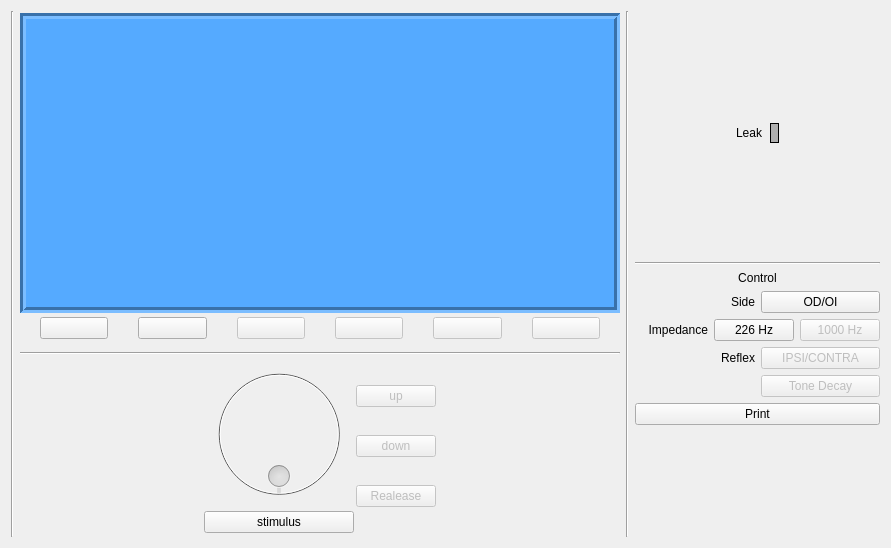
Debaq/LabSim, file software/LabSim/src/main/python/UI/Z_control.ui: the form before one commit.
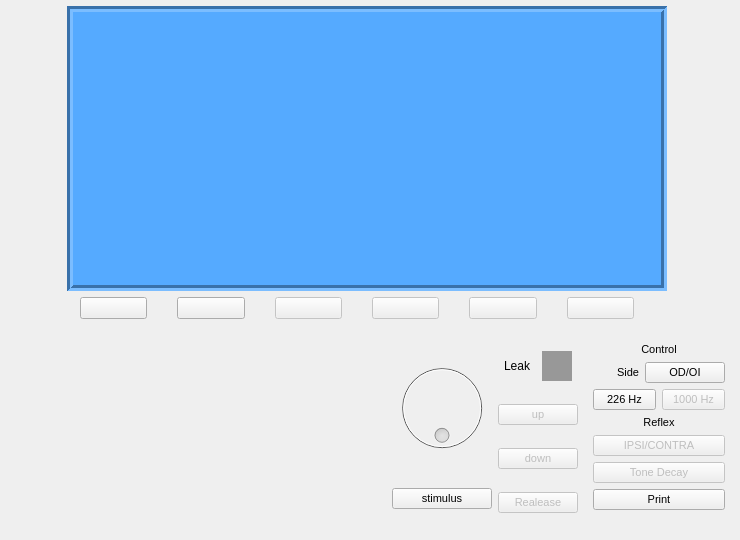
The form after the commit.

```diff
--- a/software/LabSim/src/main/python/UI/Z_control.ui
+++ b/software/LabSim/src/main/python/UI/Z_control.ui
@@ -6,32 +6,65 @@
    <rect>
     <x>0</x>
     <y>0</y>
-    <width>891</width>
-    <height>548</height>
+    <width>740</width>
+    <height>540</height>
    </rect>
   </property>
+  <property name="minimumSize">
+   <size>
+    <width>740</width>
+    <height>540</height>
+   </size>
+  </property>
+  <property name="maximumSize">
+   <size>
+    <width>740</width>
+    <height>540</height>
+   </size>
+  </property>
   <property name="windowTitle">
    <string>Form</string>
   </property>
-  <layout class="QHBoxLayout" name="horizontalLayout">
-   <item>
-    <widget class="Line" name="line_4">
-     <property name="orientation">
-      <enum>Qt::Vertical</enum>
-     </property>
-    </widget>
-   </item>
-   <item>
     <layout class="QVBoxLayout" name="verticalLayout">
      <property name="spacing">
-      <number>2</number>
-     </property>
+    <number>6</number>
+   </property>
+   <property name="leftMargin">
+    <number>0</number>
+   </property>
+   <property name="topMargin">
+    <number>6</number>
+   </property>
+   <property name="rightMargin">
+    <number>6</number>
+   </property>
+   <property name="bottomMargin">
+    <number>6</number>
+   </property>
      <item>
-      <widget class="QFrame" name="Screen">
+    <layout class="QHBoxLayout" name="horizontalLayout_6">
+     <property name="spacing">
+      <number>0</number>
+     </property>
+     <item>
+      <spacer name="horizontalSpacer">
+       <property name="orientation">
+        <enum>Qt::Horizontal</enum>
+       </property>
+       <property name="sizeHint" stdset="0">
+        <size>
+         <width>40</width>
+         <height>20</height>
+        </size>
+       </property>
+      </spacer>
+     </item>
+     <item>
+      <widget class="QFrame" name="frame_screen">
        <property name="minimumSize">
         <size>
          <width>600</width>
-         <height>300</height>
+         <height>280</height>
         </size>
        </property>
        <property name="maximumSize">
@@ -72,7 +105,22 @@
       </widget>
      </item>
      <item>
-      <widget class="QFrame" name="horizontalFrame_7">
+      <spacer name="horizontalSpacer_3">
+       <property name="orientation">
+        <enum>Qt::Horizontal</enum>
+       </property>
+       <property name="sizeHint" stdset="0">
+        <size>
+         <width>40</width>
+         <height>20</height>
+        </size>
+       </property>
+      </spacer>
+     </item>
+    </layout>
+   </item>
+   <item>
+    <widget class="QFrame" name="frame_btn_screen">
        <property name="minimumSize">
         <size>
          <width>0</width>
@@ -85,18 +133,18 @@
          <height>31</height>
         </size>
        </property>
-       <layout class="QHBoxLayout" name="horizontalLayout_9">
+     <layout class="QHBoxLayout" name="layout_btn_screen">
         <property name="spacing">
          <number>30</number>
         </property>
         <property name="leftMargin">
-         <number>20</number>
+       <number>80</number>
         </property>
         <property name="topMargin">
          <number>0</number>
         </property>
         <property name="rightMargin">
-         <number>20</number>
+       <number>100</number>
         </property>
         <item>
          <widget class="QPushButton" name="btn_1">
@@ -156,14 +204,26 @@
       </widget>
      </item>
      <item>
-      <widget class="Line" name="line">
-       <property name="orientation">
-        <enum>Qt::Horizontal</enum>
-       </property>
-      </widget>
-     </item>
-     <item>
+    <widget class="QFrame" name="frame_control">
+     <property name="maximumSize">
+      <size>
+       <width>16777215</width>
+       <height>200</height>
+      </size>
+     </property>
       <layout class="QHBoxLayout" name="horizontalLayout_3">
+      <property name="leftMargin">
+       <number>0</number>
+      </property>
+      <property name="topMargin">
+       <number>0</number>
+      </property>
+      <property name="rightMargin">
+       <number>0</number>
+      </property>
+      <property name="bottomMargin">
+       <number>0</number>
+      </property>
        <item>
         <spacer name="horizontalSpacer_2">
          <property name="orientation">
@@ -186,16 +246,21 @@
            </property>
            <property name="minimumSize">
             <size>
-             <width>150</width>
-             <height>150</height>
+            <width>100</width>
+            <height>100</height>
             </size>
            </property>
            <property name="maximumSize">
             <size>
-             <width>150</width>
-             <height>150</height>
-            </size>
-           </property>
+            <width>100</width>
+            <height>100</height>
+           </size>
+          </property>
+          <property name="font">
+           <font>
+            <pointsize>8</pointsize>
+           </font>
+          </property>
            <property name="minimum">
             <number>1</number>
            </property>
@@ -212,6 +277,11 @@
          </item>
          <item>
           <widget class="QPushButton" name="btn_stimulus">
+          <property name="font">
+           <font>
+            <pointsize>8</pointsize>
+           </font>
+          </property>
            <property name="text">
             <string>stimulus</string>
            </property>
@@ -222,30 +292,88 @@
        <item>
         <layout class="QVBoxLayout" name="verticalLayout_4">
          <item>
+         <layout class="QHBoxLayout" name="horizontalLayout">
+          <property name="leftMargin">
+           <number>6</number>
+          </property>
+          <property name="rightMargin">
+           <number>6</number>
+          </property>
+          <item>
+           <widget class="QLabel" name="label_2">
+            <property name="text">
+             <string>Leak</string>
+            </property>
+           </widget>
+          </item>
+          <item>
+           <widget class="QLabel" name="label">
+            <property name="maximumSize">
+             <size>
+              <width>30</width>
+              <height>30</height>
+             </size>
+            </property>
+            <property name="styleSheet">
+             <string notr="true">background-color: rgb(152, 152, 152);</string>
+            </property>
+            <property name="text">
+             <string/>
+            </property>
+           </widget>
+          </item>
+         </layout>
+        </item>
+        <item>
+         <layout class="QVBoxLayout" name="verticalLayout_6">
+          <item>
           <widget class="QPushButton" name="btn_up">
            <property name="enabled">
             <bool>false</bool>
            </property>
+            <property name="font">
+             <font>
+              <pointsize>8</pointsize>
+             </font>
+            </property>
            <property name="text">
             <string>up</string>
            </property>
           </widget>
          </item>
+         </layout>
+        </item>
+        <item>
+         <layout class="QVBoxLayout" name="verticalLayout_8">
          <item>
           <widget class="QPushButton" name="btn_down">
            <property name="enabled">
             <bool>false</bool>
            </property>
+            <property name="font">
+             <font>
+              <pointsize>8</pointsize>
+             </font>
+            </property>
            <property name="text">
             <string>down</string>
            </property>
           </widget>
          </item>
+         </layout>
+        </item>
+        <item>
+         <layout class="QVBoxLayout" name="verticalLayout_7">
          <item>
           <widget class="QPushButton" name="btn_release">
            <property name="enabled">
             <bool>false</bool>
            </property>
+            <property name="font">
+             <font>
+              <pointsize>8</pointsize>
+             </font>
+            </property>
            <property name="text">
             <string>Realease</string>
            </property>
@@ -253,120 +381,35 @@
          </item>
         </layout>
        </item>
+       </layout>
+      </item>
        <item>
-        <spacer name="horizontalSpacer">
-         <property name="orientation">
-          <enum>Qt::Horizontal</enum>
-         </property>
-         <property name="sizeHint" stdset="0">
+       <widget class="QFrame" name="frame">
+        <property name="maximumSize">
           <size>
-           <width>40</width>
-           <height>20</height>
-          </size>
-         </property>
-        </spacer>
-       </item>
-      </layout>
-     </item>
-    </layout>
-   </item>
-   <item>
-    <widget class="Line" name="line_2">
-     <property name="orientation">
-      <enum>Qt::Vertical</enum>
-     </property>
-    </widget>
-   </item>
-   <item>
+          <width>150</width>
+          <height>16777215</height>
+         </size>
+        </property>
+        <property name="font">
+         <font>
+          <pointsize>8</pointsize>
+         </font>
+        </property>
     <layout class="QVBoxLayout" name="verticalLayout_2">
-     <item>
-      <spacer name="verticalSpacer_2">
-       <property name="orientation">
-        <enum>Qt::Vertical</enum>
-       </property>
-       <property name="sizeHint" stdset="0">
-        <size>
-         <width>20</width>
-         <height>40</height>
-        </size>
-       </property>
-      </spacer>
-     </item>
-     <item>
-      <layout class="QHBoxLayout" name="horizontalLayout_8">
-       <item>
-        <spacer name="horizontalSpacer_4">
-         <property name="orientation">
-          <enum>Qt::Horizontal</enum>
-         </property>
-         <property name="sizeHint" stdset="0">
-          <size>
-           <width>40</width>
-           <height>20</height>
-          </size>
-         </property>
-        </spacer>
-       </item>
-       <item>
-        <widget class="QLabel" name="label_6">
-         <property name="text">
-          <string>Leak</string>
-         </property>
-        </widget>
-       </item>
-       <item>
-        <widget class="QLabel" name="label">
-         <property name="autoFillBackground">
-          <bool>false</bool>
-         </property>
-         <property name="styleSheet">
-          <string notr="true">background-color: rgb(175, 175, 175);</string>
-         </property>
-         <property name="frameShape">
-          <enum>QFrame::Box</enum>
-         </property>
-         <property name="text">
-          <string/>
-         </property>
-        </widget>
-       </item>
-       <item>
-        <spacer name="horizontalSpacer_3">
-         <property name="orientation">
-          <enum>Qt::Horizontal</enum>
-         </property>
-         <property name="sizeHint" stdset="0">
-          <size>
-           <width>40</width>
-           <height>20</height>
-          </size>
-         </property>
-        </spacer>
-       </item>
-      </layout>
-     </item>
-     <item>
-      <spacer name="verticalSpacer">
-       <property name="orientation">
-        <enum>Qt::Vertical</enum>
-       </property>
-       <property name="sizeHint" stdset="0">
-        <size>
-         <width>20</width>
-         <height>40</height>
-        </size>
-       </property>
-      </spacer>
-     </item>
-     <item>
-      <widget class="Line" name="line_3">
-       <property name="orientation">
-        <enum>Qt::Horizontal</enum>
-       </property>
-      </widget>
-     </item>
      <item>
       <widget class="QLabel" name="label_7">
+           <property name="maximumSize">
+            <size>
+             <width>16777215</width>
+             <height>25</height>
+            </size>
+           </property>
+           <property name="font">
+            <font>
+             <pointsize>8</pointsize>
+            </font>
+           </property>
        <property name="text">
         <string>Control</string>
        </property>
@@ -379,6 +422,19 @@
       <layout class="QHBoxLayout" name="horizontalLayout_4">
        <item>
         <widget class="QLabel" name="label_3">
+             <property name="maximumSize">
+              <size>
+               <width>16777215</width>
+               <height>25</height>
+              </size>
+             </property>
+             <property name="font">
+              <font>
+               <pointsize>8</pointsize>
+               <weight>50</weight>
+               <bold>false</bold>
+              </font>
+             </property>
          <property name="text">
           <string>Side</string>
          </property>
@@ -389,6 +445,19 @@
        </item>
        <item>
         <widget class="QPushButton" name="btn_side">
+             <property name="maximumSize">
+              <size>
+               <width>16777215</width>
+               <height>25</height>
+              </size>
+             </property>
+             <property name="font">
+              <font>
+               <pointsize>8</pointsize>
+               <weight>50</weight>
+               <bold>false</bold>
+              </font>
+             </property>
          <property name="text">
           <string>OD/OI</string>
          </property>
@@ -398,18 +467,19 @@
      </item>
      <item>
       <layout class="QHBoxLayout" name="horizontalLayout_7">
-       <item>
-        <widget class="QLabel" name="label_4">
-         <property name="text">
-          <string>Impedance</string>
-         </property>
-         <property name="alignment">
-          <set>Qt::AlignRight|Qt::AlignTrailing|Qt::AlignVCenter</set>
-         </property>
-        </widget>
-       </item>
        <item>
         <widget class="QPushButton" name="btn_226">
+             <property name="maximumSize">
+              <size>
+               <width>16777215</width>
+               <height>25</height>
+              </size>
+             </property>
+             <property name="font">
+              <font>
+               <pointsize>8</pointsize>
+              </font>
+             </property>
          <property name="text">
           <string>226 Hz</string>
          </property>
@@ -420,6 +490,17 @@
          <property name="enabled">
           <bool>false</bool>
          </property>
+             <property name="maximumSize">
+              <size>
+               <width>16777215</width>
+               <height>25</height>
+              </size>
+             </property>
+             <property name="font">
+              <font>
+               <pointsize>8</pointsize>
+              </font>
+             </property>
          <property name="text">
           <string>1000 Hz</string>
          </property>
@@ -428,14 +509,23 @@
       </layout>
      </item>
      <item>
-      <layout class="QHBoxLayout" name="horizontalLayout_6">
-       <item>
         <widget class="QLabel" name="label_5">
+           <property name="maximumSize">
+            <size>
+             <width>16777215</width>
+             <height>25</height>
+            </size>
+           </property>
+           <property name="font">
+            <font>
+             <pointsize>8</pointsize>
+            </font>
+           </property>
          <property name="text">
           <string>Reflex</string>
          </property>
          <property name="alignment">
-          <set>Qt::AlignRight|Qt::AlignTrailing|Qt::AlignVCenter</set>
+            <set>Qt::AlignCenter</set>
          </property>
         </widget>
        </item>
@@ -444,30 +534,40 @@
          <property name="enabled">
           <bool>false</bool>
          </property>
+           <property name="maximumSize">
+            <size>
+             <width>16777215</width>
+             <height>25</height>
+            </size>
+           </property>
+           <property name="font">
+            <font>
+             <pointsize>8</pointsize>
+            </font>
+           </property>
          <property name="text">
           <string>IPSI/CONTRA</string>
          </property>
         </widget>
        </item>
-      </layout>
-     </item>
      <item>
       <layout class="QHBoxLayout" name="horizontalLayout_5">
-       <item>
-        <widget class="QLabel" name="label_2">
-         <property name="text">
-          <string/>
-         </property>
-         <property name="alignment">
-          <set>Qt::AlignRight|Qt::AlignTrailing|Qt::AlignVCenter</set>
-         </property>
-        </widget>
-       </item>
        <item>
         <widget class="QPushButton" name="btn_toneDecay">
          <property name="enabled">
           <bool>false</bool>
          </property>
+             <property name="maximumSize">
+              <size>
+               <width>16777215</width>
+               <height>25</height>
+              </size>
+             </property>
+             <property name="font">
+              <font>
+               <pointsize>8</pointsize>
+              </font>
+             </property>
          <property name="text">
           <string>Tone Decay</string>
          </property>
@@ -482,6 +582,17 @@
          <property name="enabled">
           <bool>true</bool>
          </property>
+             <property name="maximumSize">
+              <size>
+               <width>16777215</width>
+               <height>25</height>
+              </size>
+             </property>
+             <property name="font">
+              <font>
+               <pointsize>8</pointsize>
+              </font>
+             </property>
          <property name="text">
           <string>Print</string>
          </property>
@@ -491,6 +602,11 @@
      </item>
      <item>
       <spacer name="verticalSpacer_3">
+           <property name="font">
+            <font>
+             <pointsize>8</pointsize>
+            </font>
+           </property>
        <property name="orientation">
         <enum>Qt::Vertical</enum>
        </property>
@@ -503,6 +619,10 @@
       </spacer>
      </item>
     </layout>
+       </widget>
+      </item>
+     </layout>
+    </widget>
    </item>
   </layout>
  </widget>
```
Lines whose indentation alone changed are shown as unchanged.
